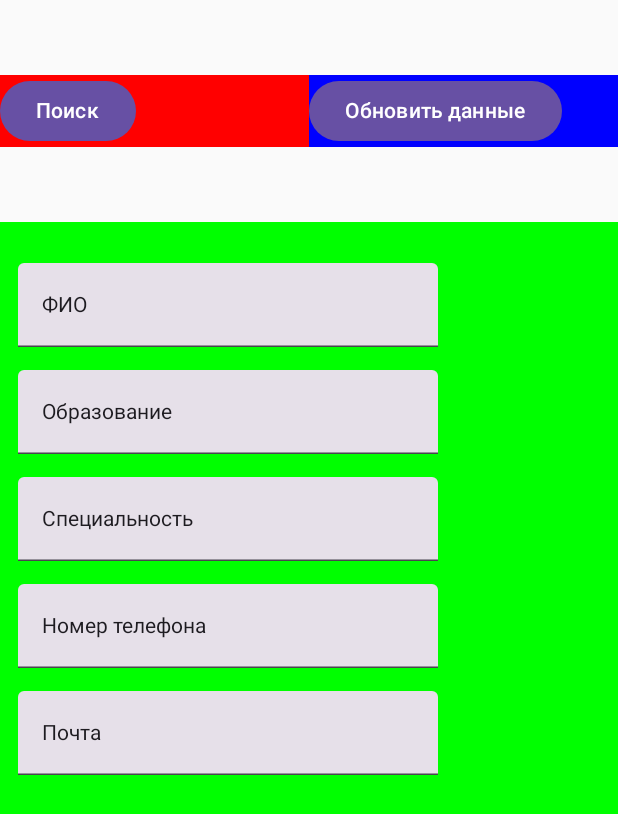
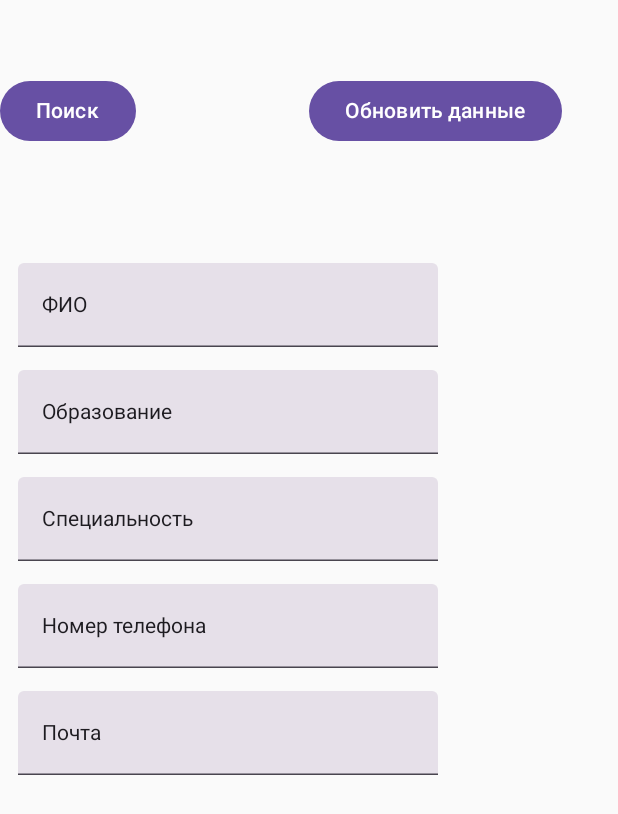
Before and after one commit to Watch-dog-s/mobilka_6_sem, an Android app built with Jetpack Compose: the MainScreen screen opened through its navigation route, after a tap on "Обновить данные", on a phone screen of 412 x 824 dp. Shown: the top 814 px of the screen. Run offline under Robolectric (Android 15) with nearby library versions, the phone set to English and light mode, and no system bars.

Commit message:
Fix screens

```diff
--- a/lab1/app/src/main/java/com/example/lab1/screens/AboutMeScreen.kt
+++ b/lab1/app/src/main/java/com/example/lab1/screens/AboutMeScreen.kt
@@ -43,7 +43,6 @@ fun About_me(nav_controller:NavController) {
         Row(modifier = Modifier.fillMaxWidth()) {
             Column(
                 modifier = Modifier
-                    .background(Color.Red)
                     .weight(1f)
             ) {
                 Button(onClick = {nav_controller.navigate("To_SearchSettings")},) {   Text(text = "Поиск", color = Color.White)}
@@ -52,7 +51,6 @@ fun About_me(nav_controller:NavController) {
 
             Column(
                 modifier = Modifier
-                    .background(Color.Blue)
                     .weight(1f)
             ) {
                 Button(onClick = {nav_controller.navigate("To_About_me")},) {   Text(text = "Обновить данные", color = Color.White)}
@@ -64,7 +62,6 @@ fun About_me(nav_controller:NavController) {
 
         Column(
             modifier = Modifier
-                .background(Color.Green)
                 .fillMaxWidth()
                 .fillMaxHeight()
                 .padding(12.dp)
--- a/lab1/app/src/main/java/com/example/lab1/screens/All_Vacancy.kt
+++ b/lab1/app/src/main/java/com/example/lab1/screens/All_Vacancy.kt
@@ -41,8 +41,8 @@ fun All_Vacancy(nav_controller: NavController)
     {
         Spacer(modifier = Modifier.height(50.dp))
         Row (horizontalArrangement = Arrangement.spacedBy(8.dp))
-        { Button(onClick = {}) { Text(text="Поиск вакансий") };
-            Button(onClick = {}) { Text(text="Домой") } }
+        { Button(onClick = {nav_controller.navigate("To_All_Vacancy")}) { Text(text="Поиск вакансий") };
+            Button(onClick = {nav_controller.navigate("To_home")}) { Text(text="Домой") } }
 
         Spacer(modifier = Modifier.height(30.dp))
         Vacancy(nav_controller)
--- a/lab1/app/src/main/java/com/example/lab1/screens/AuthorizationScreen.kt
+++ b/lab1/app/src/main/java/com/example/lab1/screens/AuthorizationScreen.kt
@@ -30,16 +30,15 @@ import androidx.navigation.compose.rememberNavController
 fun Auth_Prev(navController: NavHostController) {
     Column(
         modifier = Modifier.fillMaxHeight()
-            .fillMaxWidth()
-            .background(color = Color.Red)
-    )
+            .fillMaxWidth())
+
     {
 
         Spacer(modifier = Modifier.height(300.dp))
 
         // логин
         Box(
-            modifier = Modifier.background(color = Color.Blue)
+            modifier = Modifier
                 .fillMaxWidth()
         )
         {
@@ -56,7 +55,7 @@ fun Auth_Prev(navController: NavHostController) {
 
         // пароль
         Box(
-            modifier = Modifier.background(color = Color.Blue)
+            modifier = Modifier
                 .fillMaxWidth()
         )
         {
@@ -74,7 +73,7 @@ fun Auth_Prev(navController: NavHostController) {
 
         // войти
         Box(
-            modifier = Modifier.background(color = Color.Blue)
+            modifier = Modifier
                 .fillMaxWidth()
         )
         {
@@ -93,7 +92,6 @@ fun Auth_Prev(navController: NavHostController) {
 
                 Box(
                     modifier = Modifier
-                        .background(color = Color.Blue)
                         .fillMaxWidth()
                 ) {
                     Column(
--- a/lab1/app/src/main/java/com/example/lab1/screens/MainScreen.kt
+++ b/lab1/app/src/main/java/com/example/lab1/screens/MainScreen.kt
@@ -66,6 +66,9 @@ fun MainScreen(nav_controller:NavController){
             Spacer(modifier = Modifier.height(40.dp))
             Vacancy_Response()
 
+
+            Spacer(modifier = Modifier.height(200.dp))
+            Button(onClick = {nav_controller.navigate("To_Auth_prev")}) { Text(text="Домой")}
         }
     }
 }
@@ -93,4 +96,6 @@ fun Vacancy_Response(){
 
     }
 
+
+
 }
--- a/lab1/app/src/main/java/com/example/lab1/screens/RecoverPasswordScreen.kt
+++ b/lab1/app/src/main/java/com/example/lab1/screens/RecoverPasswordScreen.kt
@@ -28,7 +28,8 @@ fun Recovery_Password_prev(){
 @Composable
 fun Recovery_Password(nav_controller: NavController){
 
-    Column(modifier = Modifier.fillMaxSize().padding(15.dp)) {
+    Column(modifier = Modifier.fillMaxSize().padding(45.dp)) {
+
         Text(text = "Восстановление пароля");
 
         Spacer(modifier = Modifier.height(15.dp))
--- a/lab1/app/src/main/java/com/example/lab1/screens/SearchSettings.kt
+++ b/lab1/app/src/main/java/com/example/lab1/screens/SearchSettings.kt
@@ -141,7 +141,7 @@ fun SearchSettings(nav_controller: NavController) {
                     Text(text = "Поиск")
                 }
 
-                Button(onClick = { nav_controller.navigate("To_About_me") }) {
+                Button(onClick = { nav_controller.navigate("To_home") }) {
                     Text(text = "Домой")
                 }
             }
```
